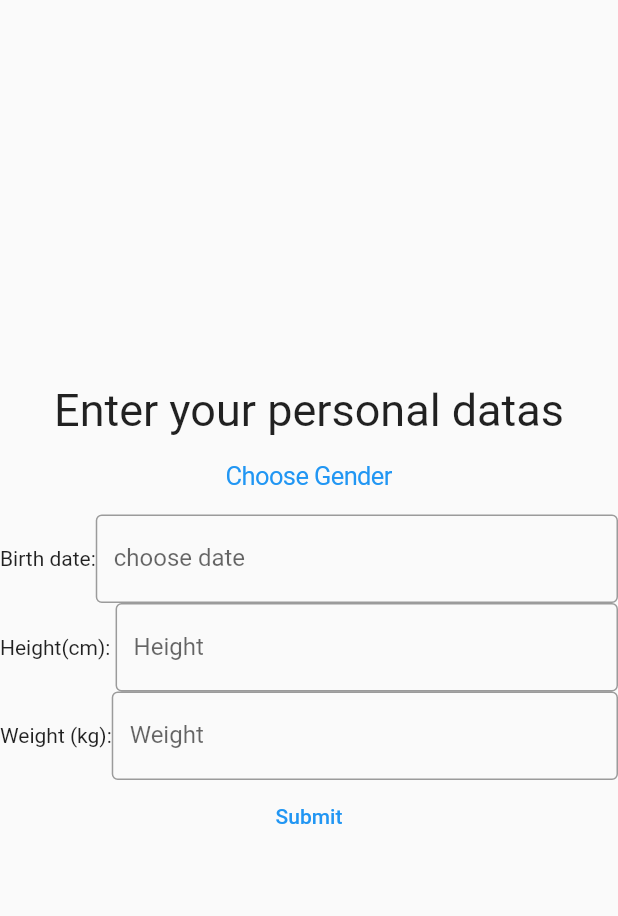
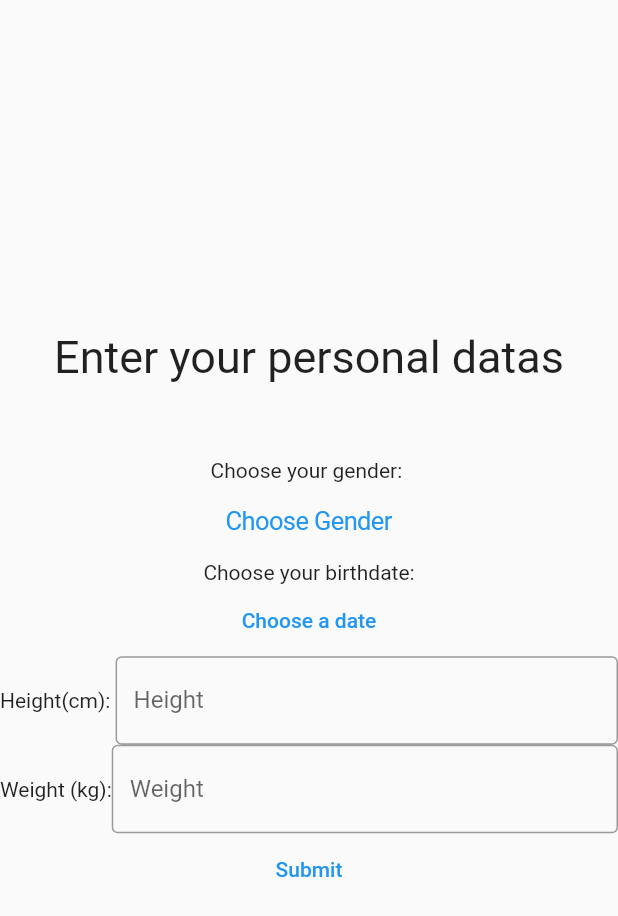
Before and after one commit to zakarias00/Temalabor, a Flutter app: the PersonalDataScreen screen opened by its route, on a phone screen of 412 x 824 dp. Shown: the top 916 px of the screen. Run offline on Flutter 3.47's test engine with Material 2 defaults, Android fonts, the phone set to English and light mode, and no system bars; our stand-ins replace dio, percent_indicator; missing offline and left inert: dart:ffi; accounts and stored records are empty.

Commit message:
classes, datepicker

```diff
--- /dev/null
+++ b/GetFit Flutter App/lib/datas/Sport.dart
@@ -0,0 +1,5 @@
+class Sport{
+  late int _id;
+  late String Type;
+  late double Kcal;
+}
--- a/GetFit Flutter App/lib/pages/personal_data_screen.dart
+++ b/GetFit Flutter App/lib/pages/personal_data_screen.dart
@@ -1,14 +1,16 @@
+import 'dart:ffi';
+
 import 'package:flutter/cupertino.dart';
 import 'package:flutter/material.dart';
 import 'package:flutter/services.dart';
 import 'package:get_fit/pages/register_screen.dart';
+import 'package:get_fit/widgets/MyDate.dart';
 
 // TODO letrehozott felhasznalohoz hozzaadni ezeket az adatokat, hibauzenet ha nem jo formatumu adat
 TextEditingController gendercontroller = TextEditingController();
 TextEditingController datecontroller = TextEditingController();
 TextEditingController heightcontroller = TextEditingController();
 TextEditingController weightcontroller = TextEditingController();
-
 
 class PersonalDataScreen extends StatelessWidget{
   const PersonalDataScreen({Key? key}) : super(key: key);
@@ -21,6 +23,11 @@ class PersonalDataScreen extends StatelessWidget{
           mainAxisAlignment: MainAxisAlignment.center,
           children: <Widget> [
             Text('Enter your personal datas',textAlign: TextAlign.center, style: TextStyle( fontSize:  30),),
+            const SizedBox(height: 50),
+            Text("Choose your gender: "),
+            Row(
+                mainAxisAlignment: MainAxisAlignment.center,
+                children:  <Widget>[
                   Flexible(
                     child: CupertinoButton(
                       onPressed: () {
@@ -50,20 +57,16 @@ class PersonalDataScreen extends StatelessWidget{
                       child: const Text('Choose Gender'),
                     ),
                   ),
-            Row(
-                children:  <Widget>[
-                  Text('Birth date:',
-                    textAlign: TextAlign.left,
+                ]
                     ),
-                  Flexible(
-                    child: TextField(
-                      controller: datecontroller,
-                      decoration: InputDecoration(
-                        border: OutlineInputBorder(),
-                        labelText: 'choose date',
-                      ),
-                    ),
+
+            Column(
+              children: <Widget>[
+                Text("Choose your birthdate:"),
+                Container(
+                  child: MyDate(),
                 )
+// todo regebbrol is lehessen adatot valasztani
               ]
             ),
             Row(
--- a/GetFit Flutter App/lib/pages/register_screen.dart
+++ b/GetFit Flutter App/lib/pages/register_screen.dart
@@ -1,15 +1,16 @@
 import 'package:flutter/cupertino.dart';
 import 'package:flutter/material.dart';
-import 'package:get_fit/datas/person.dart';
+import 'package:get_fit/datas/testperson.dart';
 
 TextEditingController fullnamecontroller = TextEditingController();
 TextEditingController usernamecontroller = TextEditingController();
 TextEditingController emailcontroller = TextEditingController();
 TextEditingController passwordcontroller = TextEditingController();
 
-Person user = Person("","","","");
+testPerson user = testPerson("","","","");
 
 // TODO letrehozni uj felhasznalot elmenteni az adatait, hibauzenet kuldese ha nem jo formatumba adott meg valamit
+// TODO elkuldeni az uj adatokat
 class RegisterScreen extends StatelessWidget{
   const RegisterScreen({Key? key}) : super(key: key);
 
@@ -22,9 +23,10 @@ class RegisterScreen extends StatelessWidget{
           children: <Widget> [
             Text('Register',textAlign: TextAlign.center,style: TextStyle(fontSize: 30),),
 
+            const SizedBox(height: 50),
             Row(
                 children: <Widget>[
-                  Text('Full name',
+                  Text('Full name ',
                     textAlign: TextAlign.left,
                   ),
                   Flexible(
@@ -41,7 +43,7 @@ class RegisterScreen extends StatelessWidget{
 
             Row(
                 children:  <Widget>[
-                  Text("Username",
+                  Text("Username ",
                     textAlign: TextAlign.left,
                   ),
                   Flexible(
@@ -57,7 +59,7 @@ class RegisterScreen extends StatelessWidget{
             ),
             Row(
                 children:  <Widget>[
-                  Text("E-mail",
+                  Text("E-mail ",
                     textAlign: TextAlign.left,
                   ),
                   Flexible(
@@ -73,7 +75,7 @@ class RegisterScreen extends StatelessWidget{
             ),
             Row(
                 children: <Widget>[
-                  Text("Password",
+                  Text("Password ",
                     textAlign: TextAlign.left,
                   ),
                   Flexible(
--- /dev/null
+++ b/GetFit Flutter App/lib/widgets/MyDate.dart
@@ -0,0 +1,49 @@
+
+import 'package:flutter/cupertino.dart';
+import 'package:flutter/material.dart';
+
+class MyDate extends StatefulWidget {
+  @override
+  _MyDateState createState()
+  {
+    return _MyDateState();
+  }
+}
+
+class _MyDateState extends State<MyDate> {
+  DateTime selectedDate = DateTime.now();
+  @override
+  Widget build(BuildContext context) {
+    return
+      TextButton(
+        child: Text("Choose a date"),
+        onPressed: (){
+          showDatePicker();
+        },
+      );
+  }
+
+  void showDatePicker()
+  {  showCupertinoModalPopup(
+      context: context,
+      builder: (BuildContext builder) {
+        return Container(
+          height: MediaQuery.of(context).copyWith().size.height*0.25,
+          color: Colors.white,
+          child: CupertinoDatePicker(
+            mode: CupertinoDatePickerMode.date,
+            onDateTimeChanged: (value) {
+              if (value != null && value != selectedDate)
+                setState(() {
+                  selectedDate = value;
+                });
+            },
+            initialDateTime: DateTime.now(),
+            minimumYear: 2019,
+            maximumYear: 2021,
+          ),
+        );
+      }
+  );
+  }
+}
```
Also changed, not shown: GetFit Flutter App/lib/datas/Activity.dart (added, +17 -0 lines), GetFit Flutter App/lib/datas/Goal.dart (added, +10 -0 lines), GetFit Flutter App/lib/datas/User.dart (added, +13 -0 lines), GetFit Flutter App/lib/datas/person.dart (deleted, +0 -20 lines), GetFit Flutter App/lib/datas/testperson.dart (added, +20 -0 lines), GetFit Flutter App/lib/pages/homedata_screen.dart (+13 -2 lines), GetFit Flutter App/lib/pages/login_screen.dart (+4 -3 lines), GetFit Flutter App/lib/pages/weekly_activities.dart (+19 -2 lines), 11 other files. Lines whose indentation alone changed are shown as unchanged.
